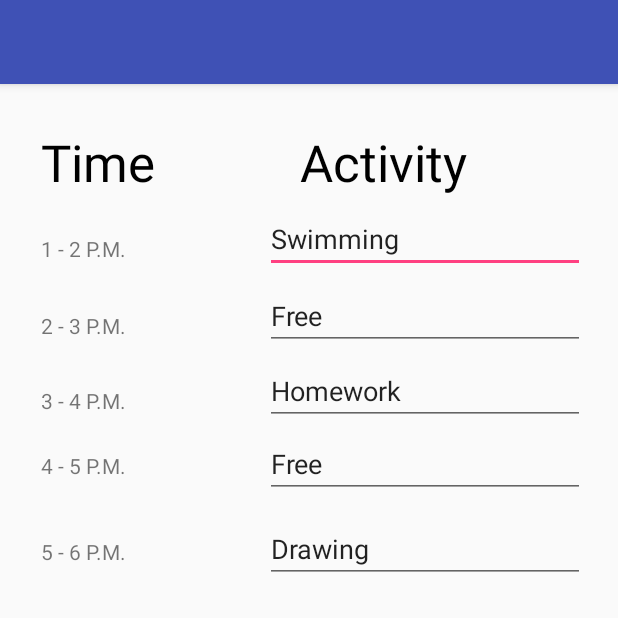
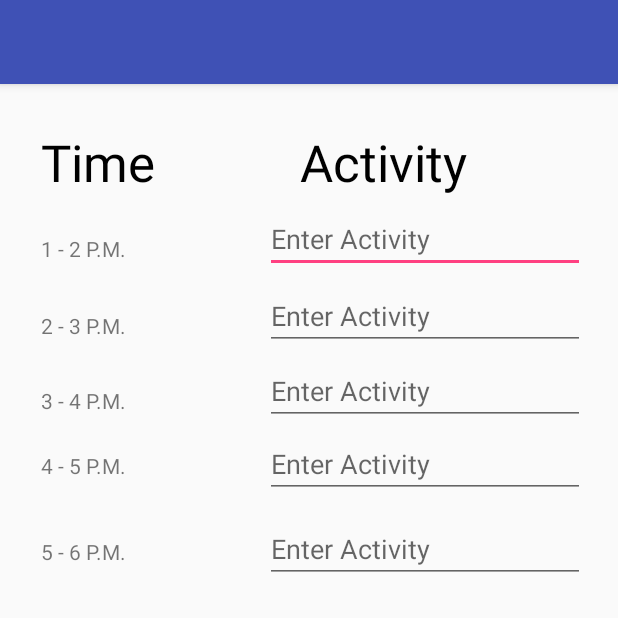
Before and after one commit to aash01/ScheduleMaster, an Android app: the CreateSchedule screen opened directly, with no data from a screen before it, on a phone screen of 412 x 824 dp, the top half of it. Run offline under Robolectric (Android 15) with nearby library versions, the phone set to English and light mode, and no system bars.

Commit message:
Create Schedule for 1 person

```diff
--- a/app/src/main/res/layout/activity_create_schedule.xml
+++ b/app/src/main/res/layout/activity_create_schedule.xml
@@ -36,7 +36,7 @@
         android:layout_height="wrap_content"
         android:layout_marginTop="25dp"
         android:text="2 - 3 P.M."
-        android:layout_below="@+id/activitySwim"
+        android:layout_below="@+id/activity1"
         android:layout_alignLeft="@+id/time1_2"
         android:layout_alignStart="@+id/time1_2" />
 
@@ -46,7 +46,7 @@
         android:layout_height="wrap_content"
         android:layout_marginTop="24dp"
         android:text="3 - 4 P.M."
-        android:layout_below="@+id/activityFree1"
+        android:layout_below="@+id/activity2"
         android:layout_alignLeft="@+id/time2_3"
         android:layout_alignStart="@+id/time2_3" />
 
@@ -68,59 +68,59 @@
         android:layout_height="wrap_content"
         android:text="5 - 6 P.M."
         android:layout_marginTop="26dp"
-        android:layout_below="@+id/activityFree2"
+        android:layout_below="@+id/activity4"
         android:layout_alignLeft="@+id/time4_5"
         android:layout_alignStart="@+id/time4_5" />
 
     <EditText
-        android:id="@+id/activitySwim"
+        android:id="@+id/activity1"
         android:layout_width="wrap_content"
         android:layout_height="40dp"
-        android:ems="10"
-        android:inputType="textPersonName"
-        android:text="Swimming"
-        android:layout_marginRight="22dp"
-        android:layout_marginEnd="22dp"
         android:layout_alignBaseline="@+id/time1_2"
         android:layout_alignBottom="@+id/time1_2"
+        android:layout_alignParentEnd="true"
         android:layout_alignParentRight="true"
-        android:layout_alignParentEnd="true" />
+        android:layout_marginEnd="22dp"
+        android:layout_marginRight="22dp"
+        android:ems="10"
+        android:hint="Enter Activity"
+        android:inputType="textPersonName" />
 
     <EditText
-        android:id="@+id/activityFree1"
+        android:id="@+id/activity2"
         android:layout_width="wrap_content"
         android:layout_height="40dp"
-        android:ems="10"
-        android:inputType="textPersonName"
-        android:text="Free"
         android:layout_alignBaseline="@+id/time2_3"
         android:layout_alignBottom="@+id/time2_3"
-        android:layout_alignLeft="@+id/activitySwim"
-        android:layout_alignStart="@+id/activitySwim" />
+        android:layout_alignLeft="@+id/activity1"
+        android:layout_alignStart="@+id/activity1"
+        android:ems="10"
+        android:hint="Enter Activity"
+        android:inputType="textPersonName" />
 
     <EditText
-        android:id="@+id/activityHW"
+        android:id="@+id/activity3"
         android:layout_width="wrap_content"
         android:layout_height="40dp"
-        android:ems="10"
-        android:inputType="textPersonName"
-        android:text="Homework"
         android:layout_alignBaseline="@+id/time3_4"
         android:layout_alignBottom="@+id/time3_4"
-        android:layout_alignLeft="@+id/activityFree1"
-        android:layout_alignStart="@+id/activityFree1" />
+        android:layout_alignLeft="@+id/activity2"
+        android:layout_alignStart="@+id/activity2"
+        android:ems="10"
+        android:hint="Enter Activity"
+        android:inputType="textPersonName" />
 
     <EditText
-        android:id="@+id/activityFree2"
+        android:id="@+id/activity4"
         android:layout_width="wrap_content"
         android:layout_height="wrap_content"
-        android:ems="10"
-        android:inputType="textPersonName"
-        android:text="Free"
         android:layout_alignBaseline="@+id/time4_5"
         android:layout_alignBottom="@+id/time4_5"
-        android:layout_alignLeft="@+id/activityHW"
-        android:layout_alignStart="@+id/activityHW" />
+        android:layout_alignLeft="@+id/activity3"
+        android:layout_alignStart="@+id/activity3"
+        android:ems="10"
+        android:hint="Enter Activity"
+        android:inputType="textPersonName" />
 
     <TextView
         android:id="@+id/activity"
@@ -131,20 +131,20 @@
         android:textSize="34sp"
         android:layout_alignBaseline="@+id/time"
         android:layout_alignBottom="@+id/time"
-        android:layout_alignLeft="@+id/activitySwim"
-        android:layout_alignStart="@+id/activitySwim"
+        android:layout_alignLeft="@+id/activity1"
+        android:layout_alignStart="@+id/activity1"
         android:layout_marginLeft="23dp"
         android:layout_marginStart="23dp" />
 
     <EditText
-        android:id="@+id/activityDraw"
+        android:id="@+id/activity5"
         android:layout_width="wrap_content"
         android:layout_height="wrap_content"
-        android:layout_alignEnd="@+id/activityFree2"
-        android:layout_alignRight="@+id/activityFree2"
-        android:layout_below="@+id/activityFree2"
+        android:layout_alignEnd="@+id/activity4"
+        android:layout_alignRight="@+id/activity4"
+        android:layout_below="@+id/activity4"
         android:layout_marginTop="11dp"
         android:ems="10"
-        android:inputType="textPersonName"
-        android:text="Drawing" />
+        android:hint="Enter Activity"
+        android:inputType="textPersonName" />
 </android.widget.RelativeLayout>
```
